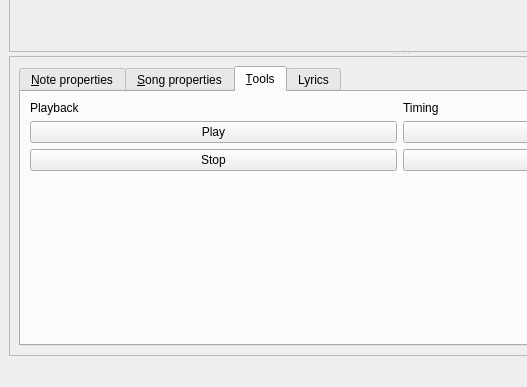
First picture: the form in editor.ui, repository performous/composer, before the edit; both pictures show x 0 to 527 and y 213 to 600 of the 800 by 600 pixel window.
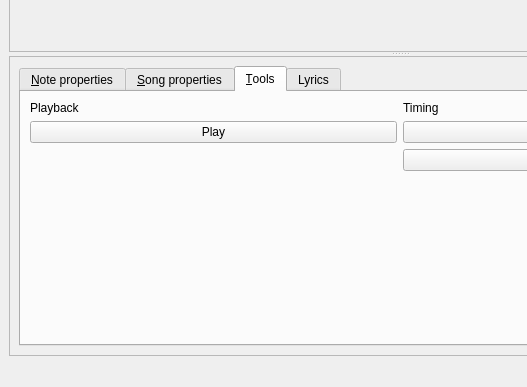
Second picture: the form after the edit. The open tabs and pages were chosen to show the change.

Commit message: Remove playback Stop button.

What changed in the file:
```diff
--- a/editor.ui
+++ b/editor.ui
@@ -380,16 +380,6 @@
               </property>
              </widget>
             </item>
-            <item row="2" column="0">
-             <widget class="QPushButton" name="cmdStop">
-              <property name="toolTip">
-               <string>Stop the music.</string>
-              </property>
-              <property name="text">
-               <string>Stop</string>
-              </property>
-             </widget>
-            </item>
             <item row="2" column="1">
              <widget class="QPushButton" name="cmdTimeSentence">
               <property name="toolTip">
```
The commit also changes 2 other files.
